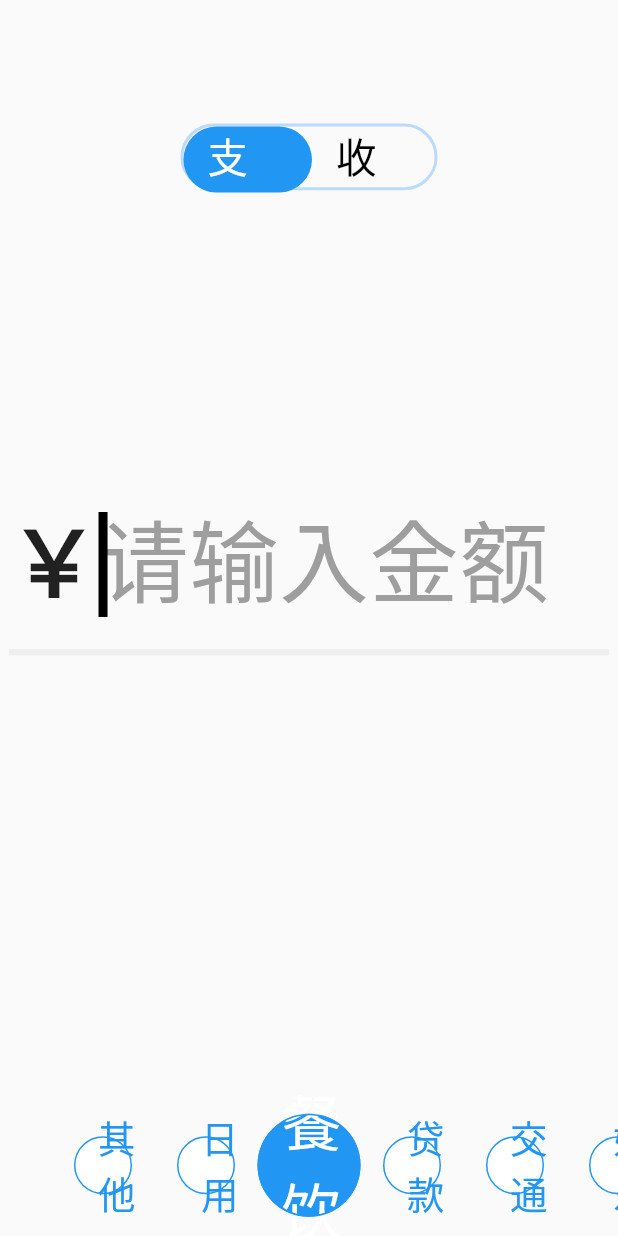
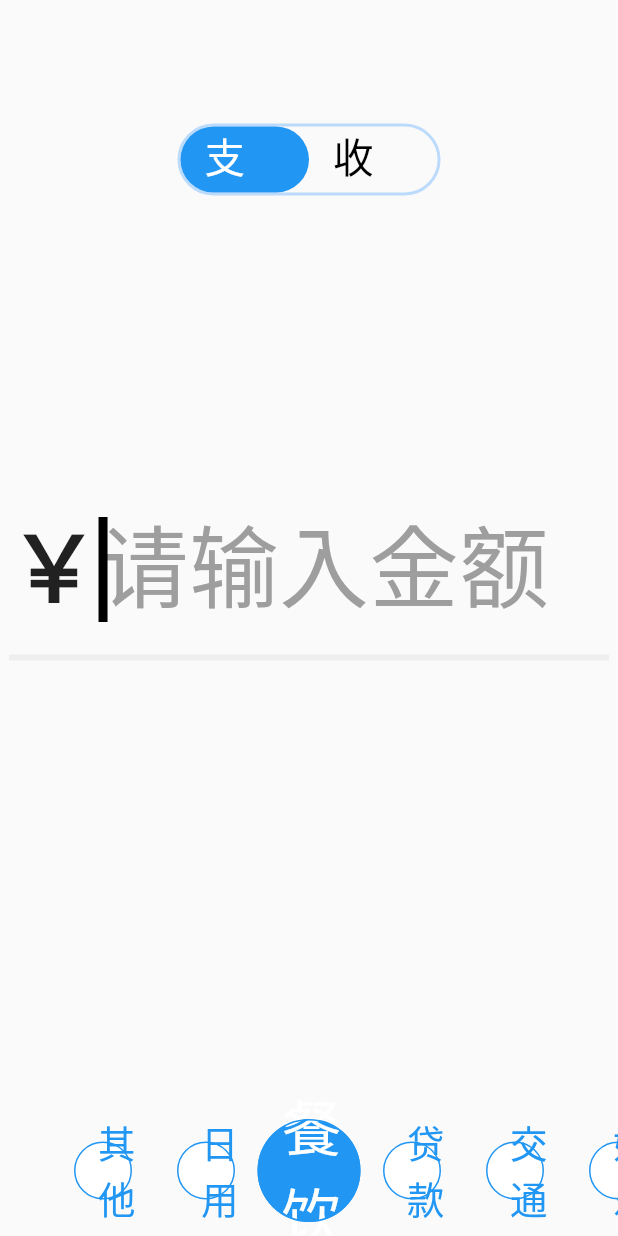
Before and after one commit to capcdk/obk, a Flutter app: the BookKeepingPage screen opened by its route, on a phone screen of 412 x 824 dp. Run offline on Flutter 3.47's test engine with Material 2 defaults, Android fonts, the phone set to English and light mode, and no system bars; our stand-ins replace fluttertoast.

Commit message:
账单类型选择按钮样式

```diff
--- a/lib/page/book_keeping.dart
+++ b/lib/page/book_keeping.dart
@@ -201,25 +201,26 @@ class _BillTypeChooserState extends State<BillTypeChooser> {
 
   @override
   Widget build(BuildContext context) {
+    double borderWidth = 2;
     var tabWidth = Global.screenWidth * 0.208;
     var tabHeight = Global.screenWidth * 0.4053 * 0.263;
-    var baseWidth = Global.screenWidth * 0.208 * 2;
-    var baseHeight = Global.screenWidth * 0.41 * 0.263;
-    var rightTabOffset = baseWidth - tabWidth;
+    var baseWidth = tabWidth * 2 + borderWidth * 2;
+    var baseHeight = tabHeight + borderWidth * 2;
+    var rightTabOffset = tabWidth;
     return Container(
       margin: EdgeInsets.only(top: Global.screenHeight * 0.10),
       width: baseWidth,
       height: baseHeight,
       decoration: BoxDecoration(
-        border: Border.all(color: const Color.fromRGBO(43, 146, 255, 0.3), width: 2),
+        border: Border.all(color: const Color.fromRGBO(43, 146, 255, 0.3), width: borderWidth),
         borderRadius: BorderRadius.circular(60.0),
       ),
       child: Stack(
-        overflow: Overflow.visible,
+//        overflow: Overflow.visible,
         children: [
           AnimatedPositioned(
               left: chooseIncome ? rightTabOffset : 0,
-              duration: Duration(milliseconds: 400),
+              duration: Duration(milliseconds: 350),
               curve: Curves.easeOutCubic,
               child: Container(
                 width: tabWidth,
@@ -252,7 +253,7 @@ class _BillTypeChooserState extends State<BillTypeChooser> {
       textColor: (incomeButton == chooseIncome) ? Colors.white : Colors.black,
       highlightColor: Colors.transparent,
       splashColor: Colors.transparent,
-//      shape: RoundedRectangleBorder(borderRadius: BorderRadius.circular(60.0)),
+//      shape: RoundedRectangleBorder(borderRadius: BorderRadius.circular(60.0), side: BorderSide(color: Colors.yellow, width: 3)),
       onPressed: () {
         setState(() {
           this.chooseIncome = incomeButton;
```
